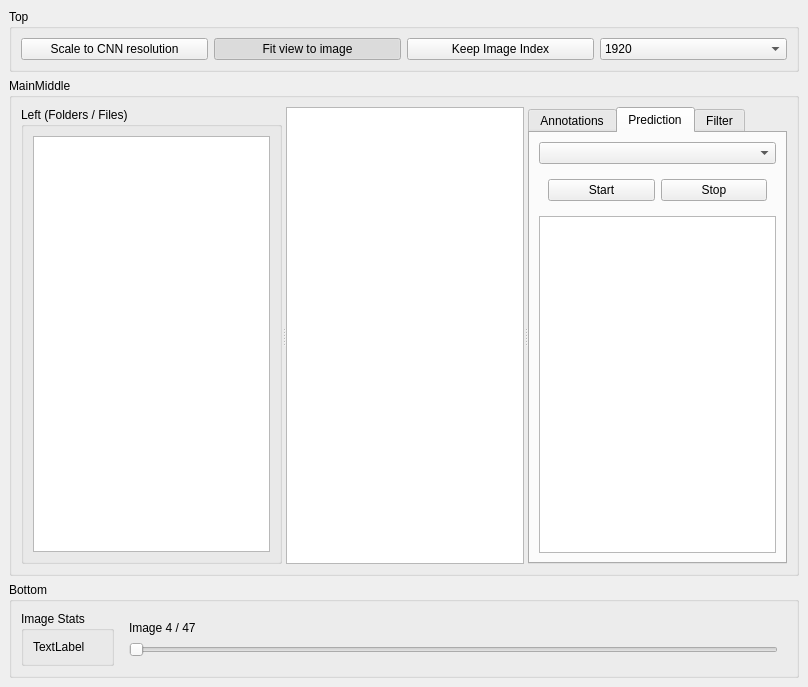
Above: src/mainwindow.ui from j-kallwies/yolo_annotator before the change. Below: the same form after it.
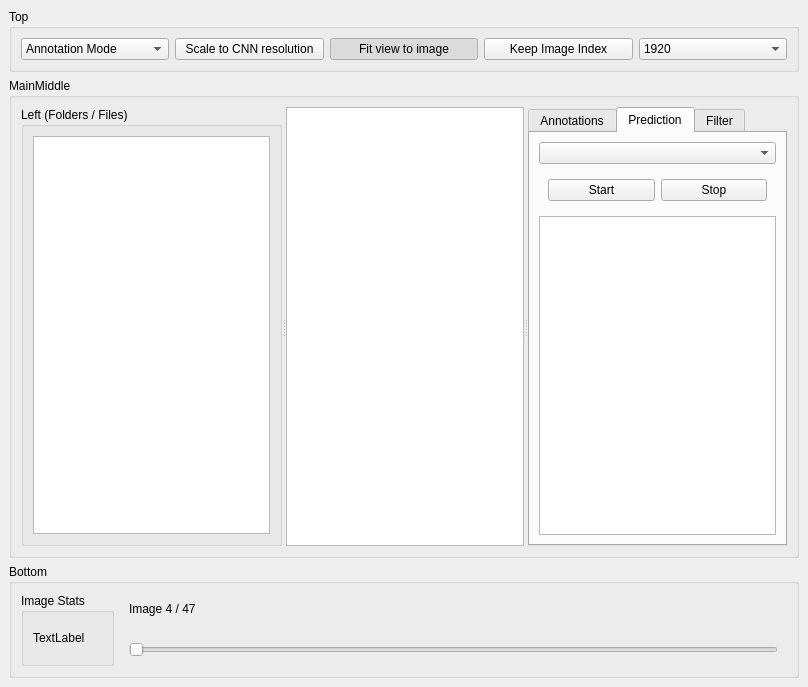
That is the form after the change. Custom widgets are drawn as their Qt base class.

Commit message: Also load predicted annotations from files

```diff
--- a/src/mainwindow.ui
+++ b/src/mainwindow.ui
@@ -27,6 +27,20 @@
        <string>Top</string>
       </property>
       <layout class="QHBoxLayout" name="horizontalLayout_2">
+       <item>
+        <widget class="QComboBox" name="folder_mode">
+         <item>
+          <property name="text">
+           <string>Annotation Mode</string>
+          </property>
+         </item>
+         <item>
+          <property name="text">
+           <string>Review Mode</string>
+          </property>
+         </item>
+        </widget>
+       </item>
        <item>
         <widget class="QPushButton" name="scale_to_cnn_resolution">
          <property name="text">
@@ -357,6 +371,13 @@
             </property>
            </widget>
           </item>
+          <item>
+           <widget class="QLabel" name="annotation_filenames_label">
+            <property name="text">
+             <string/>
+            </property>
+           </widget>
+          </item>
           <item>
            <widget class="QSlider" name="image_slider">
             <property name="orientation">
```
The commit also changes 4 other files.
